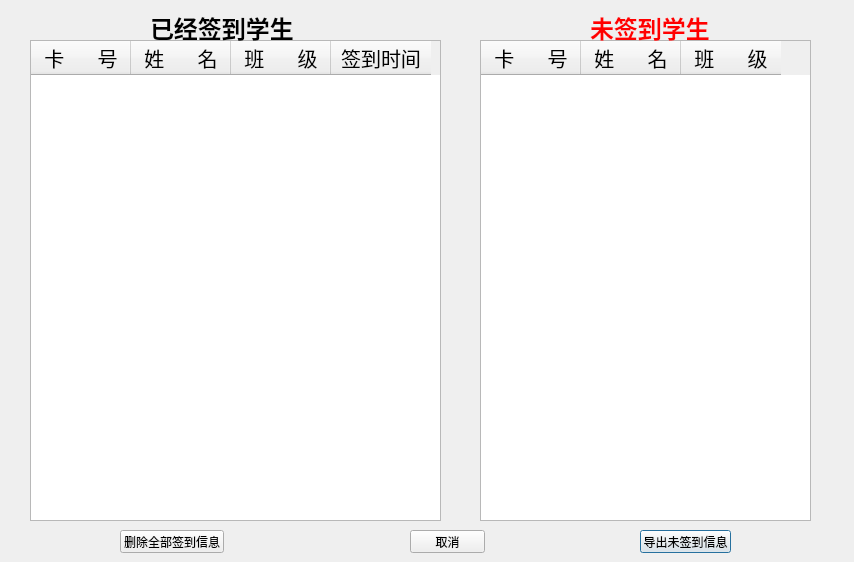
helloCZZ/FRS, file sign_success.ui: the form before one commit.
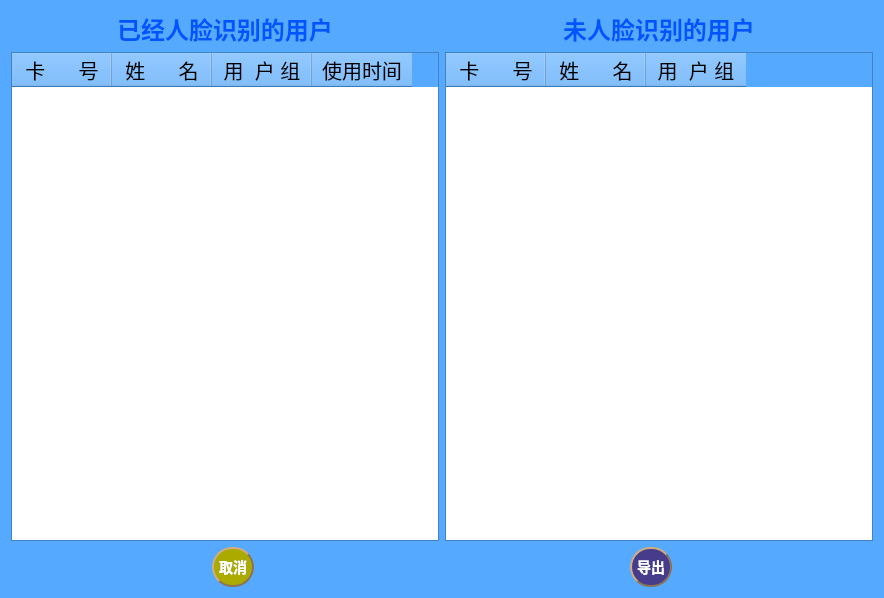
The form after the commit.

Commit message: 根据人脸进行视频的播放, 1、改进了页面 2、根据配置文件进行参数配置

Patch:
```diff
--- a/sign_success.ui
+++ b/sign_success.ui
@@ -6,168 +6,711 @@
    <rect>
     <x>0</x>
     <y>0</y>
-    <width>854</width>
-    <height>562</height>
+    <width>884</width>
+    <height>598</height>
    </rect>
   </property>
+  <property name="palette">
+   <palette>
+    <active>
+     <colorrole role="WindowText">
+      <brush brushstyle="SolidPattern">
+       <color alpha="255">
+        <red>0</red>
+        <green>0</green>
+        <blue>0</blue>
+       </color>
+      </brush>
+     </colorrole>
+     <colorrole role="Button">
+      <brush brushstyle="SolidPattern">
+       <color alpha="255">
+        <red>85</red>
+        <green>170</green>
+        <blue>255</blue>
+       </color>
+      </brush>
+     </colorrole>
+     <colorrole role="Light">
+      <brush brushstyle="SolidPattern">
+       <color alpha="255">
+        <red>212</red>
+        <green>234</green>
+        <blue>255</blue>
+       </color>
+      </brush>
+     </colorrole>
+     <colorrole role="Midlight">
+      <brush brushstyle="SolidPattern">
+       <color alpha="255">
+        <red>148</red>
+        <green>202</green>
+        <blue>255</blue>
+       </color>
+      </brush>
+     </colorrole>
+     <colorrole role="Dark">
+      <brush brushstyle="SolidPattern">
+       <color alpha="255">
+        <red>42</red>
+        <green>85</green>
+        <blue>127</blue>
+       </color>
+      </brush>
+     </colorrole>
+     <colorrole role="Mid">
+      <brush brushstyle="SolidPattern">
+       <color alpha="255">
+        <red>57</red>
+        <green>113</green>
+        <blue>170</blue>
+       </color>
+      </brush>
+     </colorrole>
+     <colorrole role="Text">
+      <brush brushstyle="SolidPattern">
+       <color alpha="255">
+        <red>0</red>
+        <green>0</green>
+        <blue>0</blue>
+       </color>
+      </brush>
+     </colorrole>
+     <colorrole role="BrightText">
+      <brush brushstyle="SolidPattern">
+       <color alpha="255">
+        <red>255</red>
+        <green>255</green>
+        <blue>255</blue>
+       </color>
+      </brush>
+     </colorrole>
+     <colorrole role="ButtonText">
+      <brush brushstyle="SolidPattern">
+       <color alpha="255">
+        <red>0</red>
+        <green>0</green>
+        <blue>0</blue>
+       </color>
+      </brush>
+     </colorrole>
+     <colorrole role="Base">
+      <brush brushstyle="SolidPattern">
+       <color alpha="255">
+        <red>255</red>
+        <green>255</green>
+        <blue>255</blue>
+       </color>
+      </brush>
+     </colorrole>
+     <colorrole role="Window">
+      <brush brushstyle="SolidPattern">
+       <color alpha="255">
+        <red>85</red>
+        <green>170</green>
+        <blue>255</blue>
+       </color>
+      </brush>
+     </colorrole>
+     <colorrole role="Shadow">
+      <brush brushstyle="SolidPattern">
+       <color alpha="255">
+        <red>0</red>
+        <green>0</green>
+        <blue>0</blue>
+       </color>
+      </brush>
+     </colorrole>
+     <colorrole role="AlternateBase">
+      <brush brushstyle="SolidPattern">
+       <color alpha="255">
+        <red>170</red>
+        <green>212</green>
+        <blue>255</blue>
+       </color>
+      </brush>
+     </colorrole>
+     <colorrole role="ToolTipBase">
+      <brush brushstyle="SolidPattern">
+       <color alpha="255">
+        <red>255</red>
+        <green>255</green>
+        <blue>220</blue>
+       </color>
+      </brush>
+     </colorrole>
+     <colorrole role="ToolTipText">
+      <brush brushstyle="SolidPattern">
+       <color alpha="255">
+        <red>0</red>
+        <green>0</green>
+        <blue>0</blue>
+       </color>
+      </brush>
+     </colorrole>
+     <colorrole role="PlaceholderText">
+      <brush brushstyle="SolidPattern">
+       <color alpha="128">
+        <red>0</red>
+        <green>0</green>
+        <blue>0</blue>
+       </color>
+      </brush>
+     </colorrole>
+    </active>
+    <inactive>
+     <colorrole role="WindowText">
+      <brush brushstyle="SolidPattern">
+       <color alpha="255">
+        <red>0</red>
+        <green>0</green>
+        <blue>0</blue>
+       </color>
+      </brush>
+     </colorrole>
+     <colorrole role="Button">
+      <brush brushstyle="SolidPattern">
+       <color alpha="255">
+        <red>85</red>
+        <green>170</green>
+        <blue>255</blue>
+       </color>
+      </brush>
+     </colorrole>
+     <colorrole role="Light">
+      <brush brushstyle="SolidPattern">
+       <color alpha="255">
+        <red>212</red>
+        <green>234</green>
+        <blue>255</blue>
+       </color>
+      </brush>
+     </colorrole>
+     <colorrole role="Midlight">
+      <brush brushstyle="SolidPattern">
+       <color alpha="255">
+        <red>148</red>
+        <green>202</green>
+        <blue>255</blue>
+       </color>
+      </brush>
+     </colorrole>
+     <colorrole role="Dark">
+      <brush brushstyle="SolidPattern">
+       <color alpha="255">
+        <red>42</red>
+        <green>85</green>
+        <blue>127</blue>
+       </color>
+      </brush>
+     </colorrole>
+     <colorrole role="Mid">
+      <brush brushstyle="SolidPattern">
+       <color alpha="255">
+        <red>57</red>
+        <green>113</green>
+        <blue>170</blue>
+       </color>
+      </brush>
+     </colorrole>
+     <colorrole role="Text">
+      <brush brushstyle="SolidPattern">
+       <color alpha="255">
+        <red>0</red>
+        <green>0</green>
+        <blue>0</blue>
+       </color>
+      </brush>
+     </colorrole>
+     <colorrole role="BrightText">
+      <brush brushstyle="SolidPattern">
+       <color alpha="255">
+        <red>255</red>
+        <green>255</green>
+        <blue>255</blue>
+       </color>
+      </brush>
+     </colorrole>
+     <colorrole role="ButtonText">
+      <brush brushstyle="SolidPattern">
+       <color alpha="255">
+        <red>0</red>
+        <green>0</green>
+        <blue>0</blue>
+       </color>
+      </brush>
+     </colorrole>
+     <colorrole role="Base">
+      <brush brushstyle="SolidPattern">
+       <color alpha="255">
+        <red>255</red>
+        <green>255</green>
+        <blue>255</blue>
+       </color>
+      </brush>
+     </colorrole>
+     <colorrole role="Window">
+      <brush brushstyle="SolidPattern">
+       <color alpha="255">
+        <red>85</red>
+        <green>170</green>
+        <blue>255</blue>
+       </color>
+      </brush>
+     </colorrole>
+     <colorrole role="Shadow">
+      <brush brushstyle="SolidPattern">
+       <color alpha="255">
+        <red>0</red>
+        <green>0</green>
+        <blue>0</blue>
+       </color>
+      </brush>
+     </colorrole>
+     <colorrole role="AlternateBase">
+      <brush brushstyle="SolidPattern">
+       <color alpha="255">
+        <red>170</red>
+        <green>212</green>
+        <blue>255</blue>
+       </color>
+      </brush>
+     </colorrole>
+     <colorrole role="ToolTipBase">
+      <brush brushstyle="SolidPattern">
+       <color alpha="255">
+        <red>255</red>
+        <green>255</green>
+        <blue>220</blue>
+       </color>
+      </brush>
+     </colorrole>
+     <colorrole role="ToolTipText">
+      <brush brushstyle="SolidPattern">
+       <color alpha="255">
+        <red>0</red>
+        <green>0</green>
+        <blue>0</blue>
+       </color>
+      </brush>
+     </colorrole>
+     <colorrole role="PlaceholderText">
+      <brush brushstyle="SolidPattern">
+       <color alpha="128">
+        <red>0</red>
+        <green>0</green>
+        <blue>0</blue>
+       </color>
+      </brush>
+     </colorrole>
+    </inactive>
+    <disabled>
+     <colorrole role="WindowText">
+      <brush brushstyle="SolidPattern">
+       <color alpha="255">
+        <red>42</red>
+        <green>85</green>
+        <blue>127</blue>
+       </color>
+      </brush>
+     </colorrole>
+     <colorrole role="Button">
+      <brush brushstyle="SolidPattern">
+       <color alpha="255">
+        <red>85</red>
+        <green>170</green>
+        <blue>255</blue>
+       </color>
+      </brush>
+     </colorrole>
+     <colorrole role="Light">
+      <brush brushstyle="SolidPattern">
+       <color alpha="255">
+        <red>212</red>
+        <green>234</green>
+        <blue>255</blue>
+       </color>
+      </brush>
+     </colorrole>
+     <colorrole role="Midlight">
+      <brush brushstyle="SolidPattern">
+       <color alpha="255">
+        <red>148</red>
+        <green>202</green>
+        <blue>255</blue>
+       </color>
+      </brush>
+     </colorrole>
+     <colorrole role="Dark">
+      <brush brushstyle="SolidPattern">
+       <color alpha="255">
+        <red>42</red>
+        <green>85</green>
+        <blue>127</blue>
+       </color>
+      </brush>
+     </colorrole>
+     <colorrole role="Mid">
+      <brush brushstyle="SolidPattern">
+       <color alpha="255">
+        <red>57</red>
+        <green>113</green>
+        <blue>170</blue>
+       </color>
+      </brush>
+     </colorrole>
+     <colorrole role="Text">
+      <brush brushstyle="SolidPattern">
+       <color alpha="255">
+        <red>42</red>
+        <green>85</green>
+        <blue>127</blue>
+       </color>
+      </brush>
+     </colorrole>
+     <colorrole role="BrightText">
+      <brush brushstyle="SolidPattern">
+       <color alpha="255">
+        <red>255</red>
+        <green>255</green>
+        <blue>255</blue>
+       </color>
+      </brush>
+     </colorrole>
+     <colorrole role="ButtonText">
+      <brush brushstyle="SolidPattern">
+       <color alpha="255">
+        <red>42</red>
+        <green>85</green>
+        <blue>127</blue>
+       </color>
+      </brush>
+     </colorrole>
+     <colorrole role="Base">
+      <brush brushstyle="SolidPattern">
+       <color alpha="255">
+        <red>85</red>
+        <green>170</green>
+        <blue>255</blue>
+       </color>
+      </brush>
+     </colorrole>
+     <colorrole role="Window">
+      <brush brushstyle="SolidPattern">
+       <color alpha="255">
+        <red>85</red>
+        <green>170</green>
+        <blue>255</blue>
+       </color>
+      </brush>
+     </colorrole>
+     <colorrole role="Shadow">
+      <brush brushstyle="SolidPattern">
+       <color alpha="255">
+        <red>0</red>
+        <green>0</green>
+        <blue>0</blue>
+       </color>
+      </brush>
+     </colorrole>
+     <colorrole role="AlternateBase">
+      <brush brushstyle="SolidPattern">
+       <color alpha="255">
+        <red>85</red>
+        <green>170</green>
+        <blue>255</blue>
+       </color>
+      </brush>
+     </colorrole>
+     <colorrole role="ToolTipBase">
+      <brush brushstyle="SolidPattern">
+       <color alpha="255">
+        <red>255</red>
+        <green>255</green>
+        <blue>220</blue>
+       </color>
+      </brush>
+     </colorrole>
+     <colorrole role="ToolTipText">
+      <brush brushstyle="SolidPattern">
+       <color alpha="255">
+        <red>0</red>
+        <green>0</green>
+        <blue>0</blue>
+       </color>
+      </brush>
+     </colorrole>
+     <colorrole role="PlaceholderText">
+      <brush brushstyle="SolidPattern">
+       <color alpha="128">
+        <red>0</red>
+        <green>0</green>
+        <blue>0</blue>
+       </color>
+      </brush>
+     </colorrole>
+    </disabled>
+   </palette>
+  </property>
   <property name="windowTitle">
    <string>Dialog</string>
   </property>
-  <widget class="QTableWidget" name="tableWidget">
-   <property name="geometry">
-    <rect>
-     <x>30</x>
-     <y>40</y>
-     <width>411</width>
-     <height>481</height>
-    </rect>
-   </property>
-   <column>
-    <property name="text">
-     <string>卡      号</string>
-    </property>
-    <property name="font">
-     <font>
-      <pointsize>15</pointsize>
-     </font>
-    </property>
-   </column>
-   <column>
-    <property name="text">
-     <string>姓      名</string>
-    </property>
-    <property name="font">
-     <font>
-      <pointsize>15</pointsize>
-     </font>
-    </property>
-   </column>
-   <column>
-    <property name="text">
-     <string>班      级</string>
-    </property>
-    <property name="font">
-     <font>
-      <pointsize>15</pointsize>
-     </font>
-    </property>
-   </column>
-   <column>
-    <property name="text">
-     <string>签到时间</string>
-    </property>
-    <property name="font">
-     <font>
-      <pointsize>15</pointsize>
-     </font>
-    </property>
-   </column>
-  </widget>
-  <widget class="QTableWidget" name="tableWidget_2">
-   <property name="geometry">
-    <rect>
-     <x>480</x>
-     <y>40</y>
-     <width>331</width>
-     <height>481</height>
-    </rect>
-   </property>
-   <column>
-    <property name="text">
-     <string>卡      号</string>
-    </property>
-    <property name="font">
-     <font>
-      <pointsize>15</pointsize>
-     </font>
-    </property>
-   </column>
-   <column>
-    <property name="text">
-     <string>姓      名</string>
-    </property>
-    <property name="font">
-     <font>
-      <pointsize>15</pointsize>
-     </font>
-    </property>
-   </column>
-   <column>
-    <property name="text">
-     <string>班      级</string>
-    </property>
-    <property name="font">
-     <font>
-      <pointsize>15</pointsize>
-     </font>
-    </property>
-   </column>
-  </widget>
-  <widget class="QLabel" name="label">
-   <property name="geometry">
-    <rect>
-     <x>150</x>
-     <y>10</y>
-     <width>161</width>
-     <height>31</height>
-    </rect>
-   </property>
-   <property name="text">
-    <string>&lt;html&gt;&lt;head/&gt;&lt;body&gt;&lt;p&gt;&lt;span style=&quot; font-size:18pt; font-weight:600;&quot;&gt;已经签到学生&lt;/span&gt;&lt;/p&gt;&lt;/body&gt;&lt;/html&gt;</string>
-   </property>
-  </widget>
-  <widget class="QLabel" name="label_2">
-   <property name="geometry">
-    <rect>
-     <x>590</x>
-     <y>10</y>
-     <width>161</width>
-     <height>31</height>
-    </rect>
-   </property>
-   <property name="text">
-    <string>&lt;html&gt;&lt;head/&gt;&lt;body&gt;&lt;p&gt;&lt;span style=&quot; font-size:18pt; font-weight:600; color:#ff0000;&quot;&gt;未签到学生&lt;/span&gt;&lt;/p&gt;&lt;/body&gt;&lt;/html&gt;</string>
-   </property>
-  </widget>
-  <widget class="QPushButton" name="pushButton">
-   <property name="geometry">
-    <rect>
-     <x>640</x>
-     <y>530</y>
-     <width>91</width>
-     <height>23</height>
-    </rect>
-   </property>
-   <property name="text">
-    <string>导出未签到信息</string>
-   </property>
-  </widget>
-  <widget class="QPushButton" name="pushButton_3">
-   <property name="geometry">
-    <rect>
-     <x>120</x>
-     <y>530</y>
-     <width>104</width>
-     <height>23</height>
-    </rect>
-   </property>
-   <property name="text">
-    <string>删除全部签到信息</string>
-   </property>
-  </widget>
-  <widget class="QPushButton" name="pushButton_2">
-   <property name="geometry">
-    <rect>
-     <x>410</x>
-     <y>530</y>
-     <width>75</width>
-     <height>23</height>
-    </rect>
-   </property>
-   <property name="text">
-    <string>取消</string>
-   </property>
-  </widget>
+  <layout class="QGridLayout" name="gridLayout">
+   <item row="0" column="0">
+    <layout class="QVBoxLayout" name="verticalLayout">
+     <item>
+      <widget class="QLabel" name="label">
+       <property name="text">
+        <string>&lt;html&gt;&lt;head/&gt;&lt;body&gt;&lt;p&gt;&lt;span style=&quot; font-size:18pt; font-weight:600; color:#0055ff;&quot;&gt;已经人脸识别的用户&lt;/span&gt;&lt;/p&gt;&lt;/body&gt;&lt;/html&gt;</string>
+       </property>
+       <property name="alignment">
+        <set>Qt::AlignCenter</set>
+       </property>
+      </widget>
+     </item>
+     <item>
+      <widget class="QTableWidget" name="tableWidget">
+       <column>
+        <property name="text">
+         <string>卡      号</string>
+        </property>
+        <property name="font">
+         <font>
+          <pointsize>15</pointsize>
+         </font>
+        </property>
+       </column>
+       <column>
+        <property name="text">
+         <string>姓      名</string>
+        </property>
+        <property name="font">
+         <font>
+          <pointsize>15</pointsize>
+         </font>
+        </property>
+       </column>
+       <column>
+        <property name="text">
+         <string>用  户 组</string>
+        </property>
+        <property name="font">
+         <font>
+          <pointsize>15</pointsize>
+         </font>
+        </property>
+       </column>
+       <column>
+        <property name="text">
+         <string>使用时间</string>
+        </property>
+        <property name="font">
+         <font>
+          <pointsize>15</pointsize>
+         </font>
+        </property>
+       </column>
+      </widget>
+     </item>
+    </layout>
+   </item>
+   <item row="1" column="0" colspan="2">
+    <layout class="QHBoxLayout" name="horizontalLayout">
+     <property name="spacing">
+      <number>174</number>
+     </property>
+     <property name="leftMargin">
+      <number>0</number>
+     </property>
+     <property name="topMargin">
+      <number>0</number>
+     </property>
+     <property name="rightMargin">
+      <number>0</number>
+     </property>
+     <property name="bottomMargin">
+      <number>0</number>
+     </property>
+     <item>
+      <spacer name="horizontalSpacer">
+       <property name="orientation">
+        <enum>Qt::Horizontal</enum>
+       </property>
+       <property name="sizeHint" stdset="0">
+        <size>
+         <width>13</width>
+         <height>37</height>
+        </size>
+       </property>
+      </spacer>
+     </item>
+     <item>
+      <widget class="QPushButton" name="pushButton_2">
+       <property name="minimumSize">
+        <size>
+         <width>42</width>
+         <height>40</height>
+        </size>
+       </property>
+       <property name="styleSheet">
+        <string notr="true">QPushButton
+{
+	
+	background-color: rgb(170, 170, 0);
+	border-style: outset;
+	border-width: 2px;
+	border-radius:20px; /*边界圆滑*/
+	border-color: #8B7355;
+	font: bold 14px;
+	min-width:2em;
+	color:white; /*字体颜色*/
+	font-family:华文新魏;
+	padding: 5px;
+}
+ 
+QPushButton:hover
+{
+	
+	background-color: rgb(255, 0, 0);
+}
+ 
+QPushButton:pressed
+{
+	
+	background-color: rgb(255, 170, 0);
+	border-style: inset;
+}
+QPushButton:!enabled{
+	
+	background-color: rgb(0, 85, 255);
+	border-style: inset;
+}</string>
+       </property>
+       <property name="text">
+        <string>取消</string>
+       </property>
+      </widget>
+     </item>
+     <item>
+      <spacer name="horizontalSpacer_2">
+       <property name="orientation">
+        <enum>Qt::Horizontal</enum>
+       </property>
+       <property name="sizeHint" stdset="0">
+        <size>
+         <width>80</width>
+         <height>20</height>
+        </size>
+       </property>
+      </spacer>
+     </item>
+     <item>
+      <widget class="QPushButton" name="pushButton">
+       <property name="minimumSize">
+        <size>
+         <width>42</width>
+         <height>40</height>
+        </size>
+       </property>
+       <property name="styleSheet">
+        <string notr="true">QPushButton
+{
+	background-color: #473C8B; /*背景色*/ 
+	border-style: outset;
+	border-width: 2px;
+	border-radius:20px; /*边界圆滑*/
+	border-color: #8B7355;
+	font: bold 14px;
+	min-width:2em;
+	color:white; /*字体颜色*/
+	font-family:华文新魏;
+	padding: 5px;
+}
+ 
+QPushButton:hover
+{
+	background-color: rgb(0, 150, 0);
+}
+ 
+QPushButton:pressed
+{
+	background-color: #1E90FF; /*伪状态经过时背景色*/ 
+	border-style: inset;
+}
+QPushButton:!enabled{
+	background-color: rgb(100, 100, 100);
+	border-style: inset;
+}</string>
+       </property>
+       <property name="text">
+        <string>导出</string>
+       </property>
+      </widget>
+     </item>
+     <item>
+      <spacer name="horizontalSpacer_3">
+       <property name="orientation">
+        <enum>Qt::Horizontal</enum>
+       </property>
+       <property name="sizeHint" stdset="0">
+        <size>
+         <width>13</width>
+         <height>37</height>
+        </size>
+       </property>
+      </spacer>
+     </item>
+    </layout>
+   </item>
+   <item row="0" column="1">
+    <layout class="QVBoxLayout" name="verticalLayout_2">
+     <item>
+      <widget class="QLabel" name="label_2">
+       <property name="text">
+        <string>&lt;html&gt;&lt;head/&gt;&lt;body&gt;&lt;p&gt;&lt;span style=&quot; font-size:18pt; font-weight:600; color:#0055ff;&quot;&gt;未人脸识别的用户&lt;/span&gt;&lt;/p&gt;&lt;/body&gt;&lt;/html&gt;</string>
+       </property>
+       <property name="alignment">
+        <set>Qt::AlignCenter</set>
+       </property>
+      </widget>
+     </item>
+     <item>
+      <widget class="QTableWidget" name="tableWidget_2">
+       <column>
+        <property name="text">
+         <string>卡      号</string>
+        </property>
+        <property name="font">
+         <font>
+          <pointsize>15</pointsize>
+         </font>
+        </property>
+       </column>
+       <column>
+        <property name="text">
+         <string>姓      名</string>
+        </property>
+        <property name="font">
+         <font>
+          <pointsize>15</pointsize>
+         </font>
+        </property>
+       </column>
+       <column>
+        <property name="text">
+         <string>用  户 组</string>
+        </property>
+        <property name="font">
+         <font>
+          <pointsize>15</pointsize>
+         </font>
+        </property>
+       </column>
+      </widget>
+     </item>
+    </layout>
+   </item>
+  </layout>
  </widget>
  <resources/>
  <connections/>
```
The commit also changes 15 other files.
